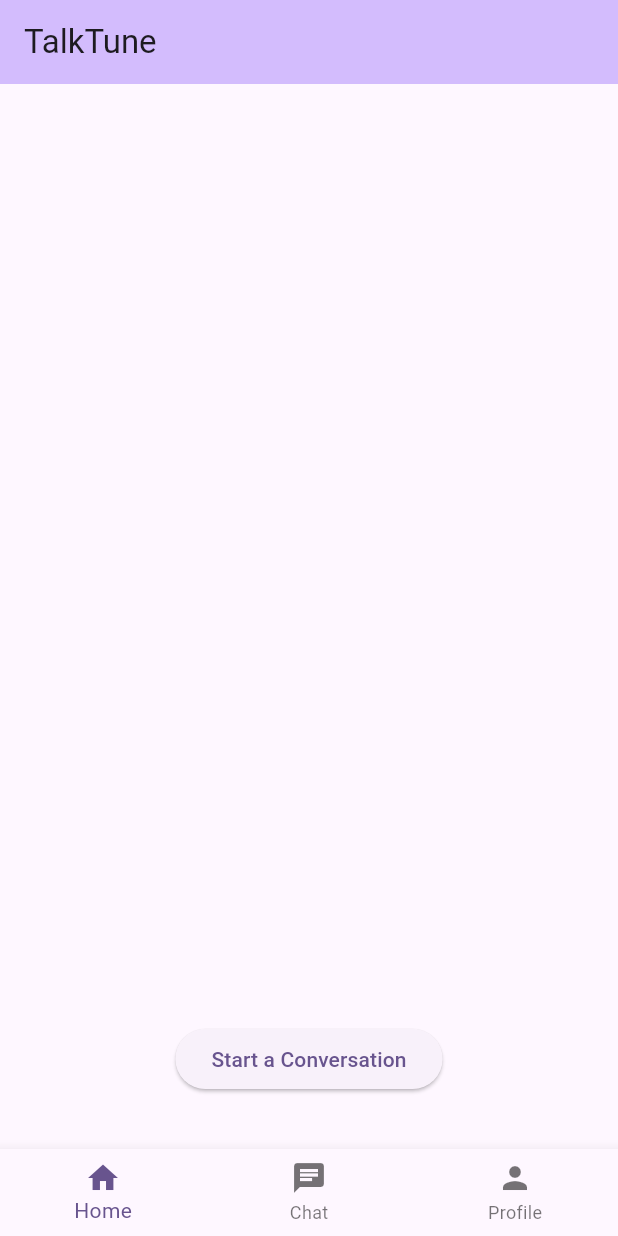
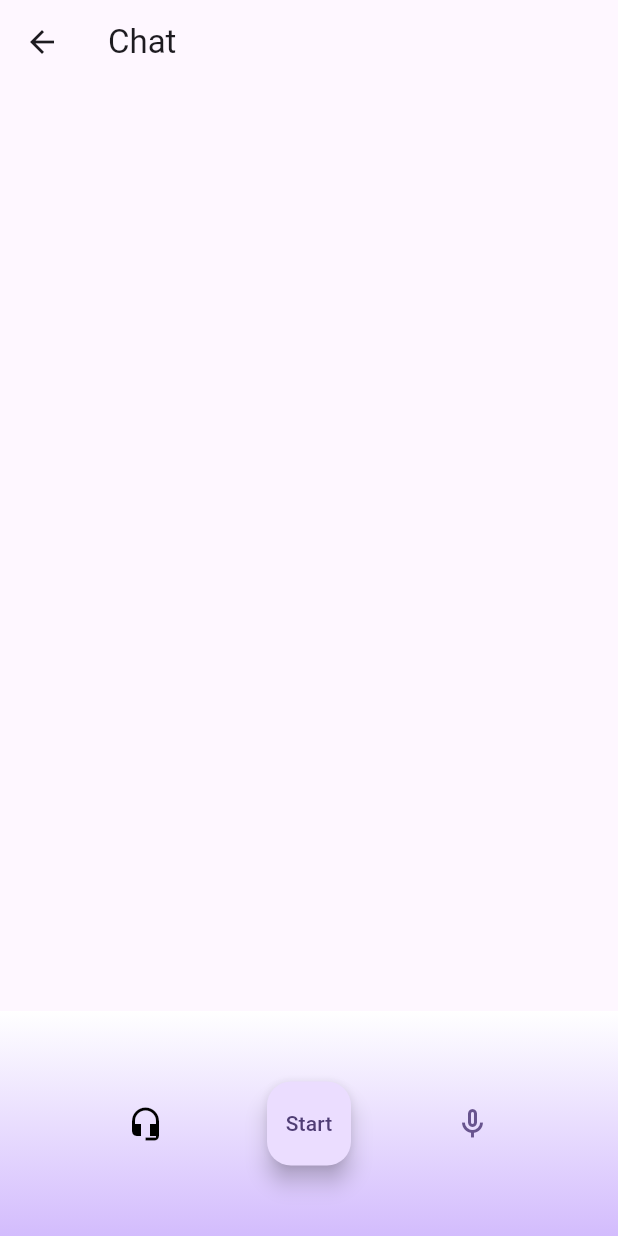
Before and after one commit to navdeepbeniwal16/ceenarios, a Flutter app: the screen it shows after launch, after a tap on "Start a Conversation", on a phone screen of 412 x 824 dp. Run offline on Flutter 3.47's test engine with Material 3 defaults, Android fonts, the phone set to English and light mode, and no system bars.

Commit message:
added chat screen design

```diff
--- /dev/null
+++ b/lib/chatScreen.dart
@@ -0,0 +1,154 @@
+import 'package:flutter/material.dart';
+
+class ChatScreen extends StatefulWidget {
+  const ChatScreen({super.key});
+
+  @override
+  _ChatScreenState createState() => _ChatScreenState();
+}
+
+class _ChatScreenState extends State<ChatScreen> {
+  List<Map<String, dynamic>> messages = [];
+
+  void startChat() {
+    // TODO: Need to integrate with backend services to establish a connection and keep it going until user clicks on stop
+    // Dummy code
+    messages = [
+      {'text': 'Hello! How can I help you today?', 'isAgent': true},
+      {
+        'text':
+            'I have a question about my account, and I would very much appreciate your help',
+        'isAgent': false
+      },
+      {'text': 'Sure, I would be happy to help with that!', 'isAgent': true},
+      // Add more dummy messages here...
+    ];
+  }
+
+  void stopChat() {
+    // TODO: End conversation
+    messages = [];
+  }
+
+  bool isChatActive = false;
+  bool isAgentSpeaking = false;
+
+  @override
+  Widget build(BuildContext context) {
+    // Define the colors
+    final Color bottomBarColor = Theme.of(context).colorScheme.inversePrimary;
+    const Color chatBodyColor = Colors.white;
+
+    return Scaffold(
+      appBar: AppBar(
+        title: const Text('Chat'),
+        leading: IconButton(
+          icon: const Icon(Icons.arrow_back),
+          onPressed: () {
+            Navigator.pop(context);
+          },
+        ),
+      ),
+      body: ChatBody(messages: messages),
+      bottomNavigationBar: Container(
+        height: 150, // Increased height
+        decoration: BoxDecoration(
+          gradient: LinearGradient(
+            begin: Alignment.bottomCenter,
+            end: Alignment.topCenter,
+            colors: [
+              bottomBarColor, // Color of the bottom bar
+              chatBodyColor, // Color of the chat body
+            ],
+          ),
+        ),
+        child: BottomAppBar(
+          color: Colors.transparent, // Make BottomAppBar background transparent
+          elevation: 0, // Remove shadow if not needed
+          child: Row(
+            mainAxisSize: MainAxisSize.max,
+            mainAxisAlignment: MainAxisAlignment.spaceEvenly,
+            children: <Widget>[
+              Icon(
+                  isAgentSpeaking
+                      ? Icons.headset_mic_outlined
+                      : Icons.headset_mic,
+                  color: isAgentSpeaking
+                      ? Theme.of(context).colorScheme.primary
+                      : Colors.black), // Icon indicating the agent
+              FloatingActionButton(
+                child: Text(!isChatActive ? "Start" : "Stop"), // Start button
+                onPressed: () {
+                  // Stop button action
+                  setState(() {
+                    isChatActive = !isChatActive;
+                    if (isChatActive) {
+                      startChat();
+                    } else {
+                      stopChat();
+                    }
+                  });
+                },
+              ),
+
+              Icon(!isAgentSpeaking ? Icons.mic_none_outlined : Icons.mic_none,
+                  color: !isAgentSpeaking
+                      ? Theme.of(context).colorScheme.primary
+                      : Colors.black), // Icon indicating the user
+            ],
+          ),
+        ),
+      ),
+    );
+  }
+}
+
+class ChatBody extends StatefulWidget {
+  final List<Map<String, dynamic>> messages;
+  const ChatBody({super.key, required this.messages});
+
+  @override
+  _ChatBodyState createState() => _ChatBodyState();
+}
+
+class _ChatBodyState extends State<ChatBody> {
+  @override
+  Widget build(BuildContext context) {
+    return ListView.builder(
+      itemCount: widget.messages.length,
+      itemBuilder: (context, index) {
+        bool isAgent = widget.messages[index]['isAgent'];
+        return Padding(
+          padding: const EdgeInsets.symmetric(vertical: 4, horizontal: 8),
+          child: Row(
+            mainAxisAlignment:
+                isAgent ? MainAxisAlignment.start : MainAxisAlignment.end,
+            children: [
+              Flexible(
+                child: Container(
+                  padding:
+                      const EdgeInsets.symmetric(vertical: 8, horizontal: 12),
+                  margin: isAgent
+                      ? const EdgeInsets.only(right: 60)
+                      : const EdgeInsets.only(left: 60),
+                  decoration: BoxDecoration(
+                    color: isAgent
+                        ? Colors.grey.shade200
+                        : Theme.of(context).colorScheme.primary,
+                    borderRadius: BorderRadius.circular(16),
+                  ),
+                  child: Text(
+                    widget.messages[index]['text'],
+                    style: TextStyle(
+                      color: isAgent ? Colors.black : Colors.white,
+                    ),
+                  ),
+                ),
+              ),
+            ],
+          ),
+        );
+      },
+    );
+  }
+}
--- a/lib/main.dart
+++ b/lib/main.dart
@@ -1,4 +1,5 @@
 import 'package:flutter/material.dart';
+import 'package:talktune/chatScreen.dart';
 
 void main() {
   runApp(const MyApp());
@@ -25,9 +26,7 @@
 
   final String title;
 
-  void startConversation() {
-    print("Starting a conversation...");
-  }
+  void startConversation() {}
 
   @override
   Widget build(BuildContext context) {
@@ -43,7 +42,10 @@
           child: ElevatedButton(
             onPressed: () {
               // Add your action for this button
-              startConversation();
+              Navigator.push(
+                context,
+                MaterialPageRoute(builder: (context) => const ChatScreen()),
+              );
             },
             child: const Text('Start a Conversation'),
           ),
@@ -57,7 +59,7 @@
           ),
           BottomNavigationBarItem(
             icon: Icon(Icons.chat),
-            label: 'Chat',
+            label: 'Chats',
           ),
           BottomNavigationBarItem(
             icon: Icon(Icons.person),
```
